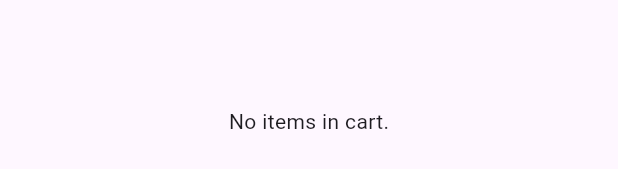
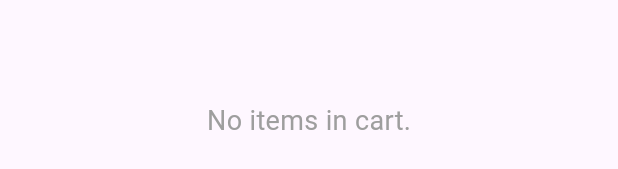
Before and after one commit to shymaaelhawary1/Flower-shop-Application, a Flutter app: the CartListView widget shown alone on an empty page, opened directly, on a phone screen of 412 x 824 dp. Shown: the part 497-666 px from the top of the screen. Run offline on Flutter 3.47's test engine with Material 3 defaults, Android fonts, the phone set to English and light mode, and no system bars; our stand-ins replace bloc, dio, firebase_auth, firebase_core, flutter_bloc, modal_progress_hud_nsn and 2 more; accounts and stored records are empty.

Commit message:
simble edit

```diff
--- a/lib/features/dashboard/Cart/veiw/cart_list_view.dart
+++ b/lib/features/dashboard/Cart/veiw/cart_list_view.dart
@@ -61,7 +61,11 @@ class CartListView extends StatelessWidget {
             },
           );
         }
-        return const Center(child: Text("No items in cart."));
+        return const Center(
+            child: Text(
+          "No items in cart.",
+          style: TextStyle(fontSize: 18, color: Colors.grey),
+        ));
       },
     );
   }
```
Also changed, not shown: lib/features/dashboard/Cart/veiw/cart_view.dart (+7 -7 lines).
